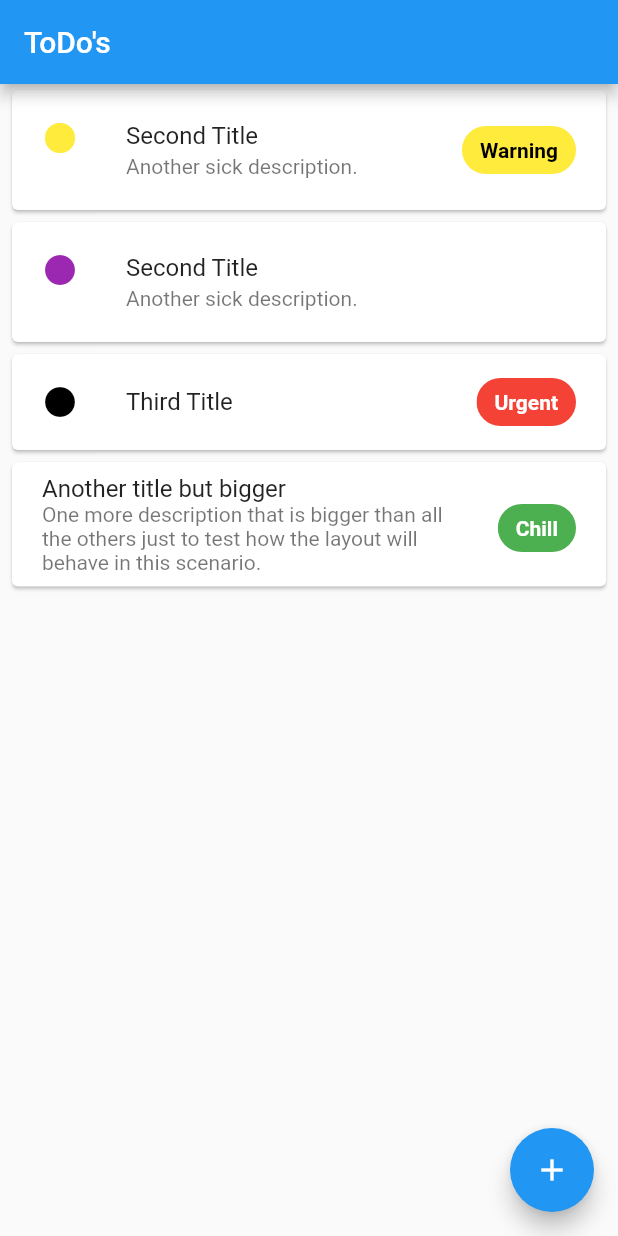
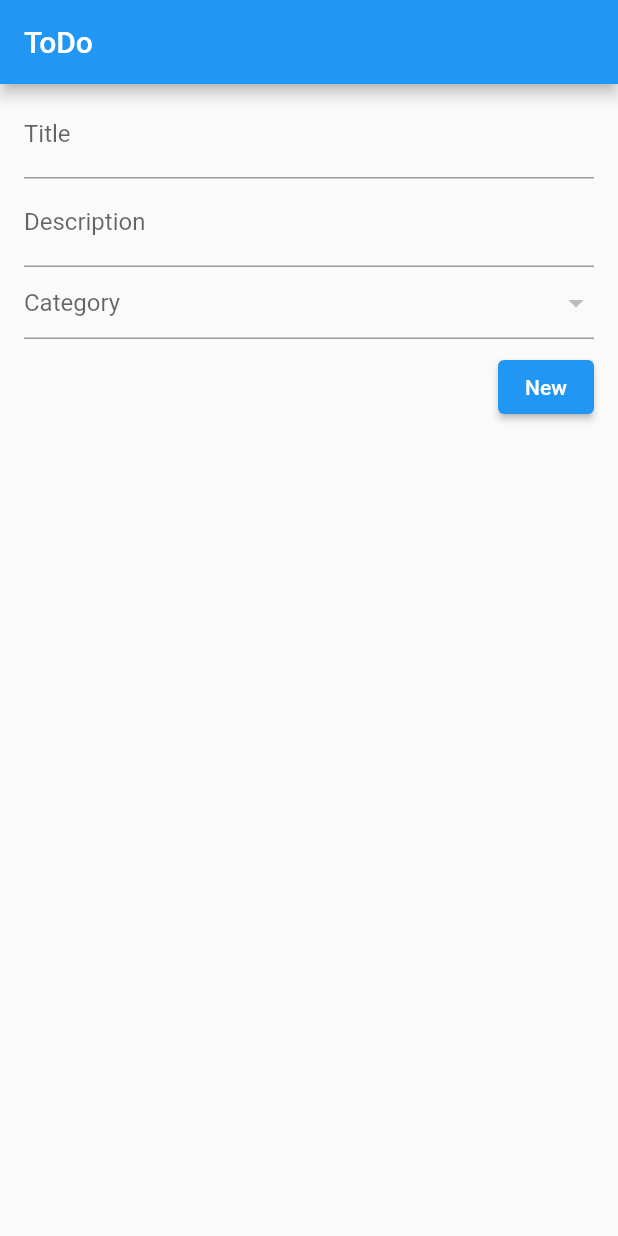
Before and after one commit to felipe-goes/todo_app, a Flutter app: the screen it shows after launch, on a phone screen of 412 x 824 dp. Run offline on Flutter 3.47's test engine with Material 2 defaults, Android fonts, the phone set to English and light mode, and no system bars.

Commit message:
Created a Categories class and started the Form Page.

```diff
--- a/lib/components/card.dart
+++ b/lib/components/card.dart
@@ -15,12 +15,12 @@ class ToDoCard extends StatelessWidget {
       child: Card(
         child: InkWell(
           splashColor:
-              toDo.color != null ? toDo.chooseColor()!.withAlpha(50) : null,
+              toDo.category != null ? toDo.chooseColor()!.withAlpha(50) : null,
           onTap: () => {},
           child: Padding(
             padding: EdgeInsets.all(4),
             child: ListTile(
-              leading: toDo.color != null
+              leading: toDo.category != null
                   ? Icon(
                       Icons.circle,
                       color: toDo.chooseColor(),
--- a/lib/main.dart
+++ b/lib/main.dart
@@ -1,6 +1,7 @@
 import 'package:flutter/material.dart';
 
-import 'package:todo_app/screens/list.dart';
+import 'package:todo_app/screens/form.dart';
+// import 'package:todo_app/screens/list.dart';
 
 void main() {
   runApp(ToDoApp());
@@ -13,7 +14,7 @@ class ToDoApp extends StatelessWidget {
       theme: ThemeData(
         primarySwatch: Colors.blue,
       ),
-      home: ToDoListPage(),
+      home: ToDoFormPage(),
     );
   }
 }
--- /dev/null
+++ b/lib/models/category.dart
@@ -0,0 +1,13 @@
+class Categories {
+  static const red = "Red";
+  static const blue = "Blue";
+  static const green = "Green";
+  static const yellow = "Yellow";
+  static const black = "Black";
+  static const white = "White";
+  static const purple = "Purple";
+
+  static List toList() {
+    return [red, blue, green, yellow, black, white, purple];
+  }
+}
--- a/lib/models/todo.dart
+++ b/lib/models/todo.dart
@@ -1,14 +1,15 @@
 import 'package:flutter/material.dart';
 
-import 'package:todo_app/models/tags.dart';
+import 'tags.dart';
+import 'category.dart';
 
 class ToDo {
   final String title;
   final String? description;
   final String? tag;
-  final String? color;
+  final String? category;
 
-  ToDo({required this.title, this.description, this.tag, this.color});
+  ToDo({required this.title, this.description, this.tag, this.category});
 
   Color? chooseTag() {
     final tags = const <String, Color>{
@@ -22,20 +23,20 @@ class ToDo {
 
   Color? chooseColor() {
     final colors = const <String, Color>{
-      "red": Colors.red,
-      "blue": Colors.blue,
-      "green": Colors.green,
-      "yellow": Colors.yellow,
-      "black": Colors.black,
-      "white": Colors.white,
-      "purple": Colors.purple
+      Categories.red: Colors.red,
+      Categories.blue: Colors.blue,
+      Categories.green: Colors.green,
+      Categories.yellow: Colors.yellow,
+      Categories.black: Colors.black,
+      Categories.white: Colors.white,
+      Categories.purple: Colors.purple
     };
 
-    return colors[color];
+    return colors[category];
   }
 
   @override
   String toString() {
-    return 'ToDo{title: $title, description: $description, tag: $tag, color: $color}';
+    return 'ToDo{title: $title, description: $description, tag: $tag, category: $category}';
   }
 }
--- /dev/null
+++ b/lib/screens/form.dart
@@ -0,0 +1,76 @@
+import 'package:flutter/material.dart';
+
+import 'package:todo_app/models/category.dart';
+
+class ToDoFormPage extends StatelessWidget {
+  final _formKey = GlobalKey<FormState>();
+  //final _categories = Categories.toList();
+  //final _testando = <DropdownMenuItem>[];
+
+  @override
+  Widget build(BuildContext context) {
+    return Scaffold(
+      appBar: AppBar(
+        title: Text("ToDo"),
+      ),
+      body: Padding(
+        padding: EdgeInsets.symmetric(horizontal: 16, vertical: 4),
+        child: SingleChildScrollView(
+          child: Form(
+            key: _formKey,
+            child: Column(
+              children: <Widget>[
+                TextFormField(
+                  validator: (value) {
+                    if (value != null) {
+                      if (value.isEmpty) {
+                        return "Please choose a title for your ToDo";
+                      }
+                    }
+                  },
+                  decoration: InputDecoration(labelText: "Title"),
+                ),
+                TextFormField(
+                  decoration: InputDecoration(labelText: "Description"),
+                ),
+                DropdownButtonFormField(
+                  hint: Text('Category'),
+                  items: <DropdownMenuItem>[
+                    DropdownMenuItem(
+                      child: Text('teste'),
+                      value: 'teste',
+                    ),
+                    DropdownMenuItem(
+                      child: Text('outro teste'),
+                      value: 'outro teste',
+                    ),
+                  ],
+                ),
+                Padding(
+                  padding: EdgeInsets.symmetric(vertical: 8),
+                  child: Row(
+                    textDirection: TextDirection.rtl,
+                    children: <Widget>[
+                      ElevatedButton(
+                        onPressed: () {
+                          if (_formKey.currentState != null) {
+                            if (_formKey.currentState!.validate()) {
+                              debugPrint("Valido");
+                            } else {
+                              debugPrint("Invalido");
+                            }
+                          }
+                        },
+                        child: Text('New'),
+                      ),
+                    ],
+                  ),
+                ),
+              ],
+            ),
+          ),
+        ),
+      ),
+    );
+  }
+}
--- a/lib/screens/list.dart
+++ b/lib/screens/list.dart
@@ -18,17 +18,17 @@ class ToDoListPage extends StatelessWidget {
             title: 'Second Title',
             description: 'Another sick description.',
             tag: Tags.warning,
-            color: 'yellow',
+            category: 'yellow',
           )),
           ToDoCard(ToDo(
             title: 'Second Title',
             description: 'Another sick description.',
-            color: 'purple',
+            category: 'purple',
           )),
           ToDoCard(ToDo(
             title: 'Third Title',
             tag: Tags.urgent,
-            color: 'black',
+            category: 'black',
           )),
           ToDoCard(ToDo(
             title: 'Another title but bigger',
```
